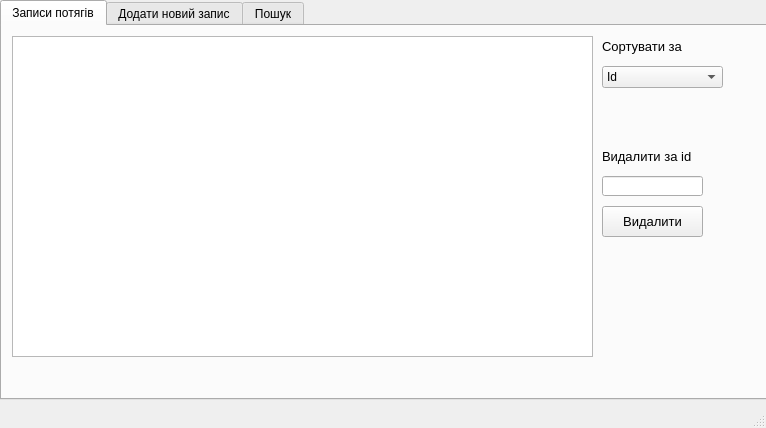
First picture: the form in mainwindow.ui, repository MyNameIsLiza/Qt_P5, before the edit.
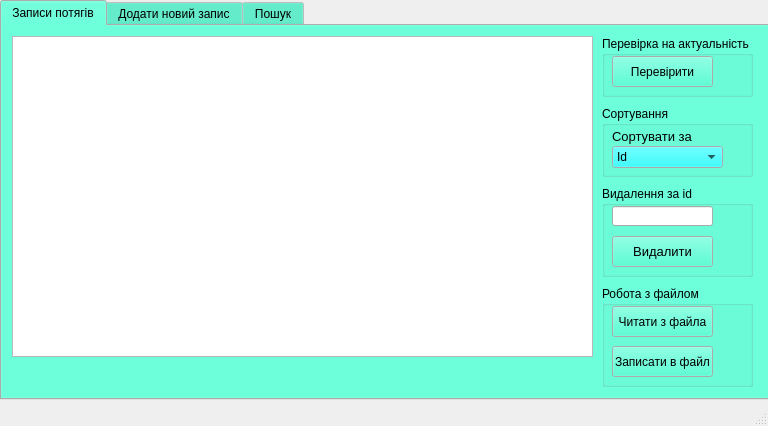
Second picture: the form after the edit. The open tabs and pages were chosen to show the change.

Commit message: Робота з файлом

Diff of the .ui file:
```diff
--- a/mainwindow.ui
+++ b/mainwindow.ui
@@ -6,10 +6,58 @@
    <rect>
     <x>0</x>
     <y>0</y>
-    <width>766</width>
-    <height>428</height>
+    <width>768</width>
+    <height>426</height>
    </rect>
   </property>
+  <property name="sizePolicy">
+   <sizepolicy hsizetype="Preferred" vsizetype="Ignored">
+    <horstretch>0</horstretch>
+    <verstretch>0</verstretch>
+   </sizepolicy>
+  </property>
+  <property name="palette">
+   <palette>
+    <active>
+     <colorrole role="Button">
+      <brush brushstyle="SolidPattern">
+       <color alpha="255">
+        <red>170</red>
+        <green>255</green>
+        <blue>255</blue>
+       </color>
+      </brush>
+     </colorrole>
+    </active>
+    <inactive>
+     <colorrole role="Button">
+      <brush brushstyle="SolidPattern">
+       <color alpha="255">
+        <red>42</red>
+        <green>255</green>
+        <blue>202</blue>
+       </color>
+      </brush>
+     </colorrole>
+    </inactive>
+    <disabled>
+     <colorrole role="Button">
+      <brush brushstyle="SolidPattern">
+       <color alpha="255">
+        <red>170</red>
+        <green>255</green>
+        <blue>255</blue>
+       </color>
+      </brush>
+     </colorrole>
+    </disabled>
+   </palette>
+  </property>
+  <property name="font">
+   <font>
+    <pointsize>9</pointsize>
+   </font>
+  </property>
   <property name="windowTitle">
    <string>MainWindow</string>
   </property>
@@ -40,11 +88,23 @@
        </rect>
       </property>
      </widget>
+     <widget class="QGroupBox" name="groupBox">
+      <property name="geometry">
+       <rect>
+        <x>600</x>
+        <y>80</y>
+        <width>151</width>
+        <height>71</height>
+       </rect>
+      </property>
+      <property name="title">
+       <string>Сортування</string>
+      </property>
      <widget class="QLabel" name="label_6">
       <property name="geometry">
        <rect>
-        <x>600</x>
-        <y>10</y>
+         <x>10</x>
+         <y>20</y>
         <width>101</width>
         <height>21</height>
        </rect>
@@ -61,12 +121,49 @@
      <widget class="QComboBox" name="comboBox_2">
       <property name="geometry">
        <rect>
-        <x>600</x>
+         <x>10</x>
         <y>40</y>
-        <width>121</width>
+         <width>111</width>
         <height>22</height>
        </rect>
       </property>
+       <property name="palette">
+        <palette>
+         <active>
+          <colorrole role="Button">
+           <brush brushstyle="SolidPattern">
+            <color alpha="255">
+             <red>0</red>
+             <green>255</green>
+             <blue>255</blue>
+            </color>
+           </brush>
+          </colorrole>
+         </active>
+         <inactive>
+          <colorrole role="Button">
+           <brush brushstyle="SolidPattern">
+            <color alpha="255">
+             <red>0</red>
+             <green>255</green>
+             <blue>255</blue>
+            </color>
+           </brush>
+          </colorrole>
+         </inactive>
+         <disabled>
+          <colorrole role="Button">
+           <brush brushstyle="SolidPattern">
+            <color alpha="255">
+             <red>0</red>
+             <green>255</green>
+             <blue>255</blue>
+            </color>
+           </brush>
+          </colorrole>
+         </disabled>
+        </palette>
+       </property>
       <property name="contextMenuPolicy">
        <enum>Qt::DefaultContextMenu</enum>
       </property>
@@ -107,13 +204,26 @@
        </property>
       </item>
      </widget>
-     <widget class="QLabel" name="label_7">
+     </widget>
+     <widget class="QGroupBox" name="groupBox_2">
       <property name="geometry">
        <rect>
         <x>600</x>
-        <y>120</y>
+        <y>160</y>
+        <width>151</width>
+        <height>91</height>
+       </rect>
+      </property>
+      <property name="title">
+       <string>Видалення за id</string>
+      </property>
+      <widget class="QLineEdit" name="lineEdit_6">
+       <property name="geometry">
+        <rect>
+         <x>10</x>
+         <y>20</y>
         <width>101</width>
-        <height>21</height>
+         <height>20</height>
        </rect>
       </property>
       <property name="font">
@@ -121,15 +231,12 @@
         <pointsize>10</pointsize>
        </font>
       </property>
-      <property name="text">
-       <string>Видалити за id</string>
-      </property>
      </widget>
      <widget class="QPushButton" name="pushButton_3">
       <property name="geometry">
        <rect>
-        <x>600</x>
-        <y>180</y>
+         <x>10</x>
+         <y>50</y>
         <width>101</width>
         <height>31</height>
        </rect>
@@ -143,20 +250,108 @@
        <string>Видалити</string>
       </property>
      </widget>
-     <widget class="QLineEdit" name="lineEdit_6">
+     </widget>
+     <widget class="QGroupBox" name="groupBox_3">
       <property name="geometry">
        <rect>
         <x>600</x>
-        <y>150</y>
+        <y>10</y>
+        <width>151</width>
+        <height>61</height>
+       </rect>
+      </property>
+      <property name="title">
+       <string>Перевірка на актуальність</string>
+      </property>
+      <widget class="QPushButton" name="pushButton_4">
+       <property name="geometry">
+        <rect>
+         <x>10</x>
+         <y>20</y>
         <width>101</width>
-        <height>20</height>
-       </rect>
-      </property>
-      <property name="font">
-       <font>
-        <pointsize>10</pointsize>
-       </font>
-      </property>
+         <height>31</height>
+        </rect>
+       </property>
+       <property name="palette">
+        <palette>
+         <active>
+          <colorrole role="Base">
+           <brush brushstyle="SolidPattern">
+            <color alpha="255">
+             <red>255</red>
+             <green>255</green>
+             <blue>255</blue>
+            </color>
+           </brush>
+          </colorrole>
+         </active>
+         <inactive>
+          <colorrole role="Base">
+           <brush brushstyle="SolidPattern">
+            <color alpha="255">
+             <red>255</red>
+             <green>255</green>
+             <blue>255</blue>
+            </color>
+           </brush>
+          </colorrole>
+         </inactive>
+         <disabled>
+          <colorrole role="Base">
+           <brush brushstyle="SolidPattern">
+            <color alpha="255">
+             <red>240</red>
+             <green>240</green>
+             <blue>240</blue>
+            </color>
+           </brush>
+          </colorrole>
+         </disabled>
+        </palette>
+       </property>
+       <property name="text">
+        <string>Перевірити</string>
+       </property>
+      </widget>
+     </widget>
+     <widget class="QGroupBox" name="groupBox_4">
+      <property name="geometry">
+       <rect>
+        <x>600</x>
+        <y>260</y>
+        <width>151</width>
+        <height>101</height>
+       </rect>
+      </property>
+      <property name="title">
+       <string>Робота з файлом</string>
+      </property>
+      <widget class="QPushButton" name="pushButton_6">
+       <property name="geometry">
+        <rect>
+         <x>10</x>
+         <y>20</y>
+         <width>101</width>
+         <height>31</height>
+        </rect>
+       </property>
+       <property name="text">
+        <string>Читати з файла</string>
+       </property>
+      </widget>
+      <widget class="QPushButton" name="pushButton_5">
+       <property name="geometry">
+        <rect>
+         <x>10</x>
+         <y>60</y>
+         <width>101</width>
+         <height>31</height>
+        </rect>
+       </property>
+       <property name="text">
+        <string>Записати в файл</string>
+       </property>
+      </widget>
      </widget>
     </widget>
     <widget class="QWidget" name="tab_2">
```
Left out of the diff: 41 changed lines with no effect on the pictures. Lines whose indentation alone changed are shown as unchanged. The commit also changes 4 other files.
